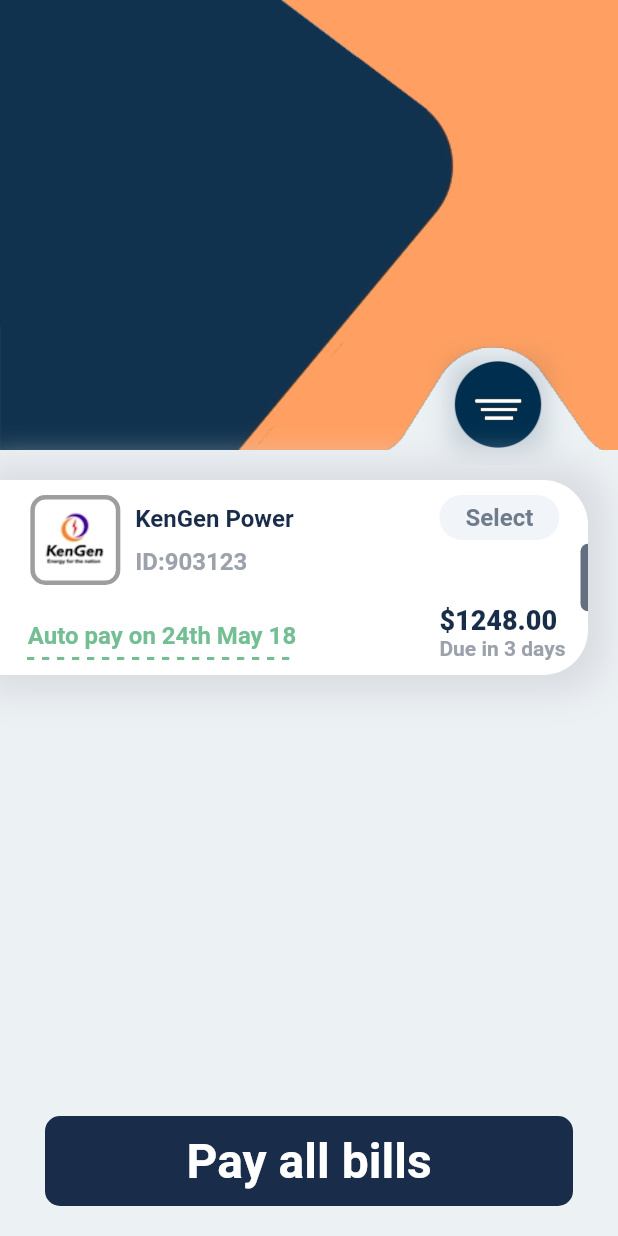
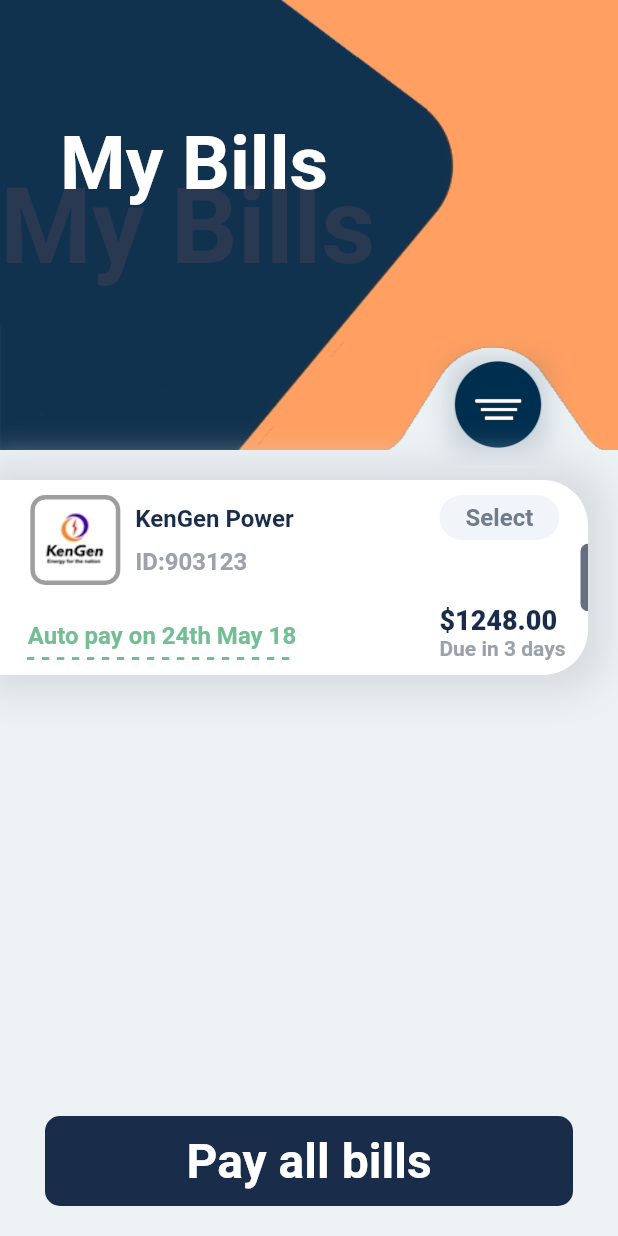
Before and after one commit to akromiafif/flutter_payment_app, a Flutter app: the screen it shows after launch, on a phone screen of 412 x 824 dp. Run offline on Flutter 3.47's test engine with Material 2 defaults, Android fonts, the phone set to English and light mode, and no system bars.

Commit message:
fix head section

```diff
--- a/lib/pages/home_page.dart
+++ b/lib/pages/home_page.dart
@@ -22,7 +22,12 @@ class _HomePageState extends State<HomePage> {
       body: Container(
         height: height,
         child: Stack(
-          children: [_headSection(), _listBills(), _payButton()],
+          children: [
+            _headSection(),
+            _listBills(),
+            _payButton(),
+            _textContainer(),
+          ],
         ),
       ),
     );
@@ -45,8 +50,36 @@ class _HomePageState extends State<HomePage> {
       child: Stack(children: [
         _mainBackground(),
         _curveImageContainer(),
-        _buttonContainer()
+        _buttonContainer(),
       ]),
+    );
+  }
+
+  _textContainer() {
+    return Stack(
+      children: [
+        Positioned(
+          left: 0,
+          top: 110,
+          child: Text(
+            "My Bills",
+            style: TextStyle(
+              fontSize: 70,
+              fontWeight: FontWeight.bold,
+              color: Color(0xFF293952),
+            ),
+          ),
+        ),
+        Positioned(
+          left: 40,
+          top: 80,
+          child: Text(
+            "My Bills",
+            style: TextStyle(
+                fontSize: 50, fontWeight: FontWeight.bold, color: Colors.white),
+          ),
+        )
+      ],
     );
   }
 
```
